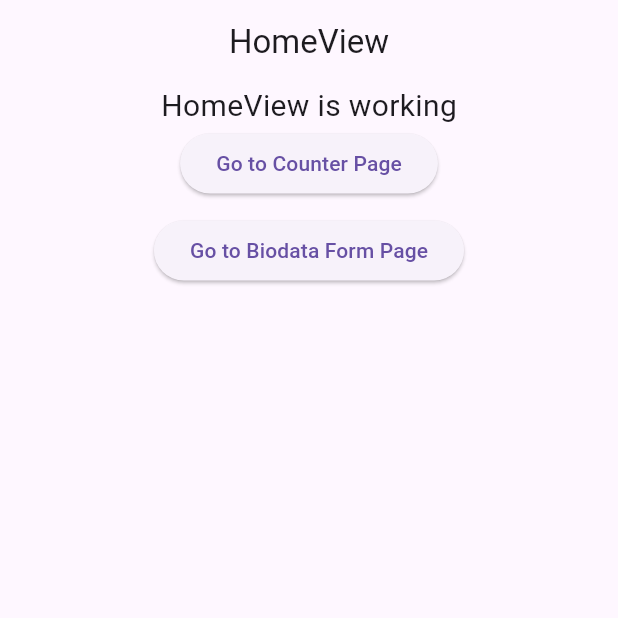
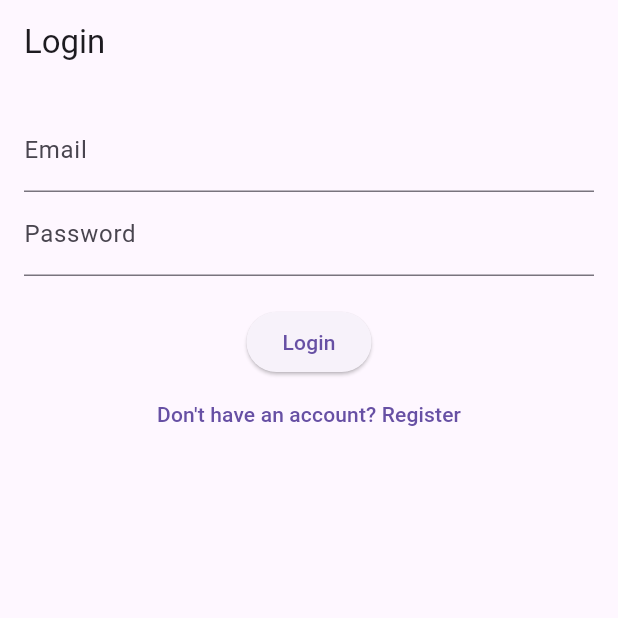
Before and after one commit to MardianSuparman/GetX, a Flutter app: the screen it shows after launch, on a phone screen of 412 x 824 dp, the top half of it. Run offline on Flutter 3.47's test engine with Material 3 defaults, Android fonts, the phone set to English and light mode, and no system bars; our stand-ins replace convex_bottom_bar, get, get_storage.

Commit message:
AUTH dan Nav Menu

```diff
--- /dev/null
+++ b/lib/app/middlewares/auth_middleware.dart
@@ -0,0 +1,16 @@
+import 'package:flutter/material.dart';
+import 'package:get/get.dart';
+import 'package:get_storage/get_storage.dart';
+
+class AuthMiddleware extends GetMiddleware {
+  final box = GetStorage();
+
+  @override
+  RouteSettings? redirect(String? route) {
+    final token = box.read('access_token');
+    if (token == null && route != '/login' && route != '/register') {
+      return const RouteSettings(name: '/login');
+    }
+    return null;
+  }
+}
--- a/lib/app/modules/Biodata/views/biodata_view.dart
+++ b/lib/app/modules/Biodata/views/biodata_view.dart
@@ -7,6 +7,7 @@ class BiodataView extends GetView<BiodataController> {
 
   @override
   Widget build(BuildContext context) {
+  final BiodataController controller = Get.put(BiodataController());
     return Scaffold(
       appBar: AppBar(
         title: const Text('Formulir Biodata'),
--- /dev/null
+++ b/lib/app/modules/Login/controllers/login_controller.dart
@@ -0,0 +1,45 @@
+import 'package:flutter/material.dart';
+import 'package:get/get.dart';
+import 'package:get_storage/get_storage.dart';
+import 'package:http/http.dart' as http;
+import 'dart:convert';
+
+import '../../../utils/api.dart';
+
+class LoginController extends GetxController {
+  final box = GetStorage();
+  final emailController = TextEditingController();
+  final passwordController = TextEditingController();
+  var isLoading = false.obs;
+
+  Future<void> login() async {
+    isLoading(true);
+    final url = Uri.parse('${BaseUrl.api}/login');
+    final response = await http.post(
+      url,
+      body: {
+        'email': emailController.text,
+        'password': passwordController.text,
+      },
+    );
+
+    if (response.statusCode == 200) {
+      final data = json.decode(response.body);
+      final token = data['access_token'];
+
+      box.write('access_token', token);
+      Get.offAllNamed('/bottom-menu');
+    } else {
+      Get.snackbar('Error', 'Login failed. Please check your credentials.',
+          snackPosition: SnackPosition.BOTTOM);
+    }
+    isLoading(false);
+  }
+
+  @override
+  void dispose() {
+    emailController.dispose();
+    passwordController.dispose();
+    super.dispose();
+  }
+}
--- /dev/null
+++ b/lib/app/modules/Login/views/login_view.dart
@@ -0,0 +1,41 @@
+import 'package:flutter/material.dart';
+import 'package:get/get.dart';
+import '../controllers/login_controller.dart';
+
+class LoginView extends GetView<LoginController> {
+  @override
+  Widget build(BuildContext context) {
+    return Scaffold(
+      appBar: AppBar(title: Text('Login')),
+      body: Padding(
+        padding: const EdgeInsets.all(16.0),
+        child: Column(
+          children: [
+            TextField(
+              controller: controller.emailController,
+              decoration: InputDecoration(labelText: 'Email'),
+            ),
+            TextField(
+              controller: controller.passwordController,
+              decoration: InputDecoration(labelText: 'Password'),
+              obscureText: true,
+            ),
+            SizedBox(height: 20),
+            Obx(() => controller.isLoading.value
+                ? CircularProgressIndicator()
+                : ElevatedButton(
+                    onPressed: controller.login,
+                    child: Text('Login'),
+                  )),
+            TextButton(
+              onPressed: () {
+                Get.toNamed('/register');
+              },
+              child: Text('Don\'t have an account? Register'),
+            ),
+          ],
+        ),
+      ),
+    );
+  }
+}
--- a/lib/app/routes/app_routes.dart
+++ b/lib/app/routes/app_routes.dart
@@ -6,6 +6,10 @@ abstract class Routes {
   static const HOME = _Paths.HOME;
   static const COUNTER = _Paths.COUNTER;
   static const BIODATA = _Paths.BIODATA;
+  static const REGISTER = _Paths.REGISTER;
+  static const LOGIN = _Paths.LOGIN;
+  static const PROFILE = _Paths.PROFILE;
+  static const BOTTOM_MENU = _Paths.BOTTOM_MENU;
 }
 
 abstract class _Paths {
@@ -14,5 +18,8 @@ abstract class _Paths {
   static const COUNTER = '/counter';
   static const BIODATA = '/biodata';
   static const OUTPUT = '/output';
-
+  static const REGISTER = '/register';
+  static const LOGIN = '/login';
+  static const PROFILE = '/profile';
+  static const BOTTOM_MENU = '/bottom-menu';
 }
--- /dev/null
+++ b/lib/app/utils/api.dart
@@ -0,0 +1,3 @@
+class BaseUrl {
+  static String api = 'https://movieapi.smkassalaambandung.sch.id/api';
+}
--- a/lib/main.dart
+++ b/lib/main.dart
@@ -1,10 +1,10 @@
 import 'package:flutter/material.dart';
-
 import 'package:get/get.dart';
-
+import 'package:get_storage/get_storage.dart';
 import 'app/routes/app_pages.dart';
 
-void main() {
+void main() async {
+  await GetStorage.init();
   runApp(
     GetMaterialApp(
       title: "Application",
--- a/pubspec.yaml
+++ b/pubspec.yaml
@@ -11,6 +11,9 @@ dependencies:
   get: 4.6.6
   flutter:
     sdk: flutter
+  get_storage: ^2.1.1
+  http: ^1.2.2
+  convex_bottom_bar: ^3.2.0
 
 dev_dependencies:
   flutter_lints: ^3.0.0
```
Also changed, not shown: lib/app/modules/Bottom_Menu/bindings/bottom_menu_binding.dart (added, +12 -0 lines), lib/app/modules/Bottom_Menu/controllers/bottom_menu_controller.dart (added, +9 -0 lines), lib/app/modules/Bottom_Menu/views/bottom_menu_view.dart (added, +38 -0 lines), lib/app/modules/Login/bindings/login_binding.dart (added, +12 -0 lines), lib/app/modules/Profile/bindings/profile_binding.dart (added, +12 -0 lines), lib/app/modules/Profile/controllers/profile_controller.dart (added, +41 -0 lines), lib/app/modules/Profile/views/profile_view.dart (added, +52 -0 lines), lib/app/modules/Register/bindings/register_binding.dart (added, +12 -0 lines), lib/app/modules/Register/controllers/register_controller.dart (added, +51 -0 lines), lib/app/modules/Register/views/register_view.dart (added, +45 -0 lines), lib/app/routes/app_pages.dart (+36 -3 lines), pubspec.lock.
